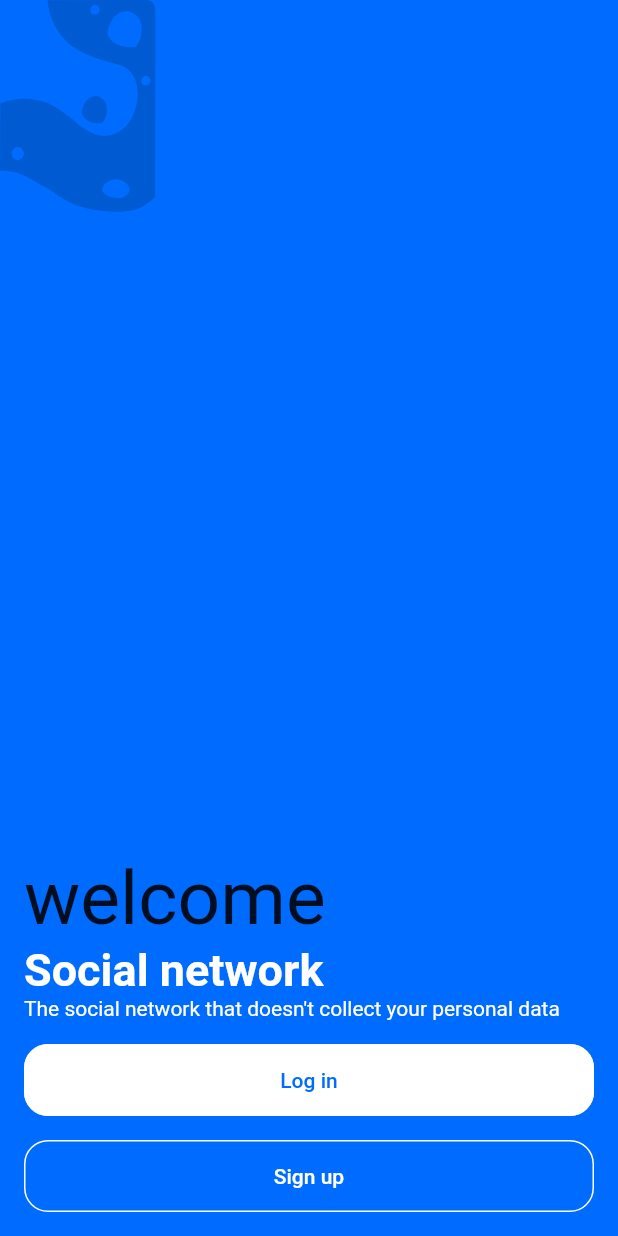
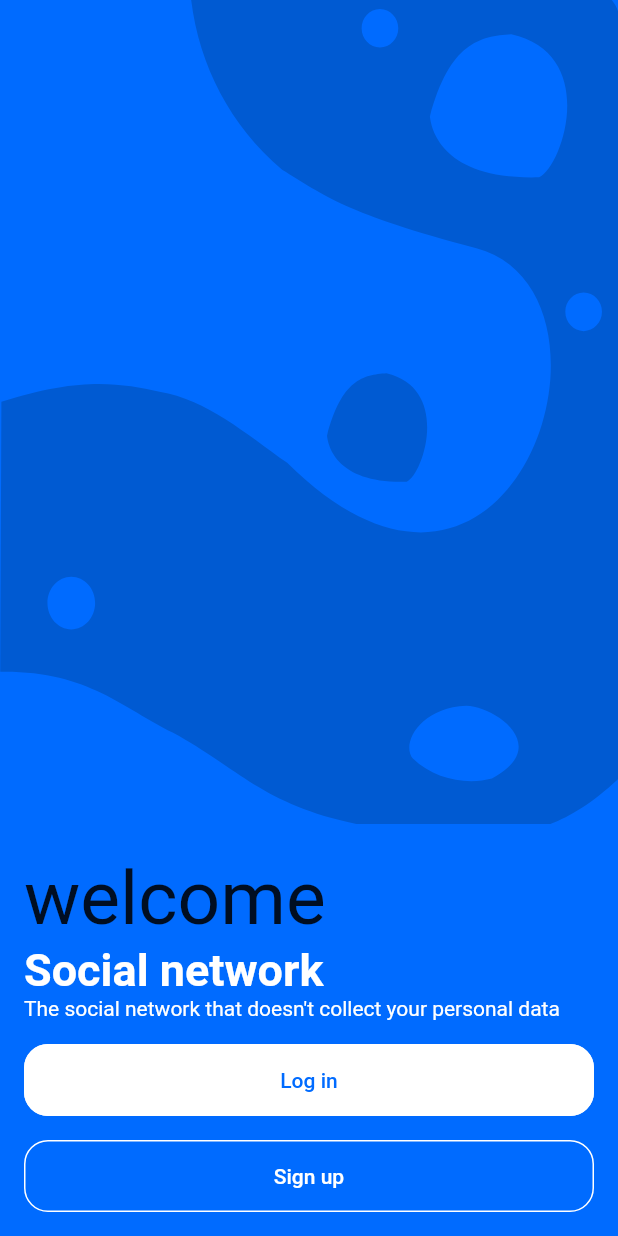
Before and after one commit to sergiocasero/social_network_flutter, a Flutter app: the screen it shows after launch, on a phone screen of 412 x 824 dp. Run offline on Flutter 3.47's test engine with Material 2 defaults, Android fonts, the phone set to English and light mode, and no system bars; our stand-ins replace flutter_svg, get, shared_preferences.

Commit message:
Solved assets corruption

```diff
--- a/lib/screen/AuthScreen.dart
+++ b/lib/screen/AuthScreen.dart
@@ -17,6 +17,8 @@ class AuthScreen extends StatelessWidget {
           SvgPicture.asset(
             "assets/welcome.svg",
             fit: BoxFit.cover,
+            width: double.infinity,
+            height: MediaQuery.of(context).size.height / 1.5,
           ),
           Padding(
             padding: const EdgeInsets.all(16.0),
```
Also changed, not shown: assets/login.svg, assets/register.svg, assets/welcome.svg.
